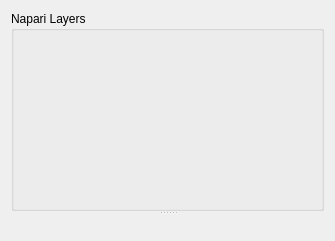
First picture: the form in src/napari_intensity_step_detection/ui/base_widget.ui, repository zeroth/napari-intensity-step-detection, before the edit.
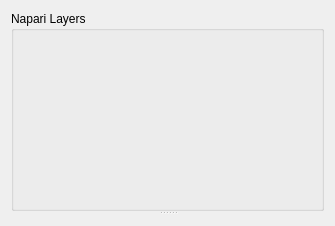
Second picture: the form after the edit.

Patch:
```diff
--- a/src/napari_intensity_step_detection/ui/base_widget.ui
+++ b/src/napari_intensity_step_detection/ui/base_widget.ui
@@ -8,7 +8,7 @@
                 <x>0</x>
                 <y>0</y>
                 <width>335</width>
-                <height>241</height>
+                <height>200</height>
             </rect>
         </property>
         <property name="windowTitle">
```
